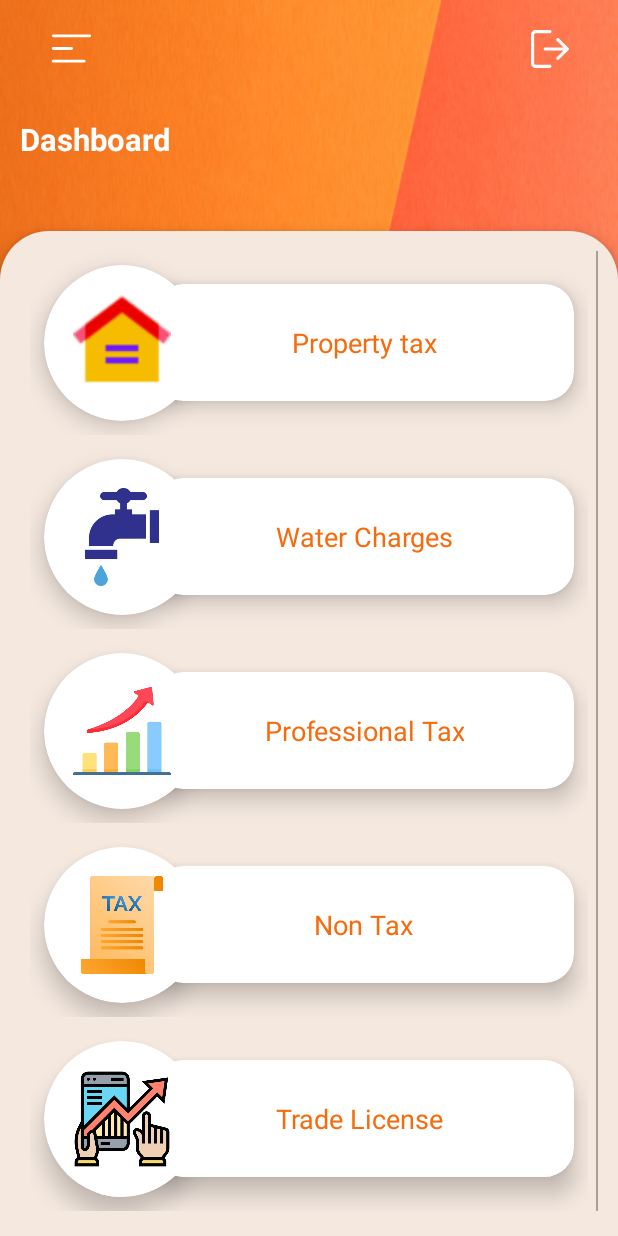
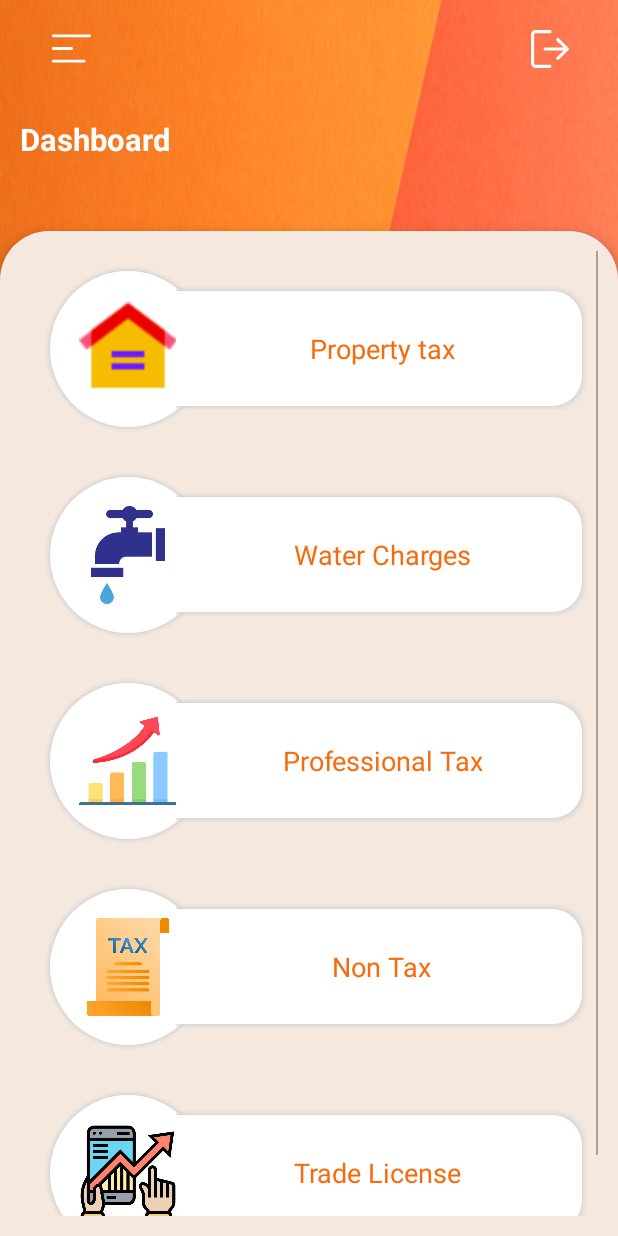
Before and after one commit to TNRDANDROID/TaxCollection, an Android app: the DashboardActivity screen opened directly, with no data from a screen before it, on a phone screen of 412 x 824 dp. Run offline under Robolectric (Android 15) with nearby library versions, the phone set to English and light mode, and no system bars; our stand-ins replace sdp/ssp sizes.

Commit message:
dash board  design changes

```diff
--- a/app/src/main/java/com/nic/taxcollection/Adapter/TaxCollectionAdapter.java
+++ b/app/src/main/java/com/nic/taxcollection/Adapter/TaxCollectionAdapter.java
@@ -72,13 +72,13 @@ public class TaxCollectionAdapter extends RecyclerView.Adapter<TaxCollectionAdap
     class SummaryViewHolder extends RecyclerView.ViewHolder {
         TextView name;
         ImageView tax_img;
-        RelativeLayout tax_layout;
+        //RelativeLayout tax_layout;
 
         SummaryViewHolder(View view) {
             super(view);
             name=(TextView)view.findViewById(R.id.taxName);
             tax_img=(ImageView)view.findViewById(R.id.tax_img);
-            tax_layout=(RelativeLayout)view.findViewById(R.id.tax_layout);
+            //tax_layout=(RelativeLayout)view.findViewById(R.id.tax_layout);
 
         }
     }
--- /dev/null
+++ b/app/src/main/res/drawable/corner_strong_rect_bg.xml
@@ -0,0 +1,66 @@
+<?xml version="1.0" encoding="utf-8"?>
+<layer-list xmlns:android="http://schemas.android.com/apk/res/android">
+    <item>
+        <shape>
+            <padding android:bottom="1dp" android:left="0dp" android:right="1dp"
+                android:top="1dp"/>
+            <solid android:color="#00CCCCCC"/>
+            <corners android:topRightRadius="20dp"
+                android:bottomRightRadius="20dp"/>
+        </shape>
+    </item>
+    <item>
+        <shape>
+            <padding android:bottom="1dp" android:left="0dp" android:right="1dp"
+                android:top="1dp"/>
+            <solid android:color="#10CCCCCC"/>
+            <corners android:topRightRadius="20dp"
+                android:bottomRightRadius="20dp"/>
+        </shape>
+    </item>
+    <item>
+        <shape>
+            <padding android:bottom="1dp" android:left="0dp" android:right="1dp"
+                android:top="1dp"/>
+            <solid android:color="#20CCCCCC"/>
+            <corners android:topRightRadius="20dp"
+                android:bottomRightRadius="20dp"/>
+        </shape>
+    </item>
+    <item>
+        <shape>
+            <padding android:bottom="1dp" android:left="0dp" android:right="1dp"
+                android:top="1dp"/>
+            <solid android:color="#30CCCCCC"/>
+            <corners android:topRightRadius="20dp"
+                android:bottomRightRadius="20dp"/>
+        </shape>
+    </item>
+    <item>
+        <shape>
+            <padding android:bottom="1dp" android:left="0dp" android:right="1dp"
+                android:top="1dp"/>
+            <solid android:color="#30CCCCCC"/>
+            <corners android:topRightRadius="20dp"
+                android:bottomRightRadius="20dp"/>
+        </shape>
+    </item>
+    <item>
+        <shape>
+            <padding android:bottom="1dp" android:left="0dp" android:right="1dp"
+                android:top="1dp"/>
+            <solid android:color="#50CCCCCC"/>
+            <corners android:topRightRadius="20dp"
+                android:bottomRightRadius="20dp"/>
+        </shape>
+    </item>
+
+    <!-- Background -->
+    <item>
+        <shape>
+            <solid android:color="@color/white"></solid>
+            <corners android:topRightRadius="20dp"
+                android:bottomRightRadius="20dp"/>
+        </shape>
+    </item>
+</layer-list>
--- /dev/null
+++ b/app/src/main/res/drawable/cornered_border_bg_strong.xml
@@ -0,0 +1,60 @@
+<?xml version="1.0" encoding="utf-8"?>
+<layer-list xmlns:android="http://schemas.android.com/apk/res/android">
+    <item>
+        <shape android:shape="oval">
+            <padding android:bottom="1dp" android:left="1dp" android:right="1dp"
+                android:top="1dp"/>
+            <solid android:color="#00CCCCCC"/>
+            <corners android:radius="20dp"/>
+        </shape>
+    </item>
+    <item>
+        <shape android:shape="oval">
+            <padding android:bottom="1dp" android:left="1dp" android:right="1dp"
+                android:top="1dp"/>
+            <solid android:color="#10CCCCCC"/>
+            <corners android:radius="20dp"/>
+        </shape>
+    </item>
+    <item>
+        <shape android:shape="oval">
+            <padding android:bottom="1dp" android:left="1dp" android:right="1dp"
+                android:top="1dp"/>
+            <solid android:color="#20CCCCCC"/>
+            <corners android:radius="20dp"/>
+        </shape>
+    </item>
+    <item>
+        <shape android:shape="oval">
+            <padding android:bottom="1dp" android:left="1dp" android:right="1dp"
+                android:top="1dp"/>
+            <solid android:color="#30CCCCCC"/>
+            <corners android:radius="20dp"/>
+        </shape>
+    </item>
+    <item>
+        <shape android:shape="oval">
+            <padding android:bottom="1dp" android:left="1dp" android:right="1dp"
+                android:top="1dp"/>
+            <solid android:color="#30CCCCCC"/>
+            <corners android:radius="20dp"/>
+        </shape>
+    </item>
+    <item>
+        <shape android:shape="oval">
+            <padding android:bottom="1dp" android:left="1dp" android:right="1dp"
+                android:top="1dp"/>
+            <solid android:color="#50CCCCCC"/>
+            <corners android:radius="20dp"/>
+        </shape>
+    </item>
+
+    <!-- Background -->
+    <item>
+        <shape android:shape="oval">
+            <size android:width="@dimen/_80sdp" android:height="@dimen/_80sdp"/>
+           <solid android:color="@color/white"></solid>
+            <corners android:radius="20dp"/>
+        </shape>
+    </item>
+</layer-list>
--- a/app/src/main/res/layout/tax_item_view_2.xml
+++ b/app/src/main/res/layout/tax_item_view_2.xml
@@ -8,19 +8,40 @@
     android:layout_marginTop="0dp"
     android:layout_marginBottom="@dimen/_5sdp"
     xmlns:app="http://schemas.android.com/apk/res-auto">
- <androidx.cardview.widget.CardView
+    <RelativeLayout
+        android:layout_margin="@dimen/_7sdp"
+        android:layout_centerVertical="true"
+        android:id="@+id/img_layout"
+        android:layout_width="wrap_content"
+        android:layout_height="wrap_content"
+        android:background="@drawable/cornered_border_bg_strong"
+        >
+        <RelativeLayout
+            android:layout_centerInParent="true"
+            android:layout_width="wrap_content"
+            android:layout_height="wrap_content"
+            android:layout_gravity="center"
+            >
+            <ImageView
+                android:layout_width="@dimen/_50sdp"
+                android:layout_height="@dimen/_50sdp"
+                android:id="@+id/tax_img"
+                android:layout_centerInParent="true"
+                android:src="@drawable/property_tax"
+                android:layout_centerHorizontal="true"/>
+
+        </RelativeLayout>
+    </RelativeLayout>
+    <RelativeLayout
         android:layout_width="match_parent"
-    android:layout_height="@dimen/_60sdp"
+        android:layout_height="@dimen/_65sdp"
+        android:id="@+id/tax_name_layout"
         android:layout_toRightOf="@+id/img_layout"
-    android:layout_marginLeft="-40dp"
-    android:layout_marginTop="@dimen/_7sdp"
-    android:layout_marginBottom="@dimen/_7sdp"
-    android:layout_marginRight="@dimen/_7sdp"
-    app:cardCornerRadius="@dimen/_15sdp"
         android:layout_centerVertical="true"
-    app:cardElevation="@dimen/_7sdp">
-
-
+        android:layout_marginLeft="-33dp"
+        android:background="@drawable/corner_strong_rect_bg"
+        android:layout_toEndOf="@+id/img_layout"
+        android:layout_marginStart="-33dp">
         <RelativeLayout
         android:layout_width="match_parent"
         android:layout_height="match_parent"
@@ -40,36 +61,10 @@
             />
 
     </RelativeLayout>
-
-</androidx.cardview.widget.CardView>
-    <androidx.cardview.widget.CardView
-        android:layout_width="@dimen/_80sdp"
-        android:layout_height="@dimen/_80sdp"
-        android:layout_marginLeft="@dimen/_7sdp"
-        android:layout_centerVertical="true"
-        android:id="@+id/img_layout"
-        android:layout_marginTop="@dimen/_7sdp"
-        android:layout_marginBottom="@dimen/_7sdp"
-        android:layout_marginRight="@dimen/_7sdp"
-        app:cardCornerRadius="@dimen/_90sdp"
-        app:cardElevation="@dimen/_7sdp">
+    </RelativeLayout>
 
 
-        <RelativeLayout
-            android:layout_width="wrap_content"
-            android:layout_height="wrap_content"
-            android:layout_gravity="center"
-            android:layout_centerInParent="true">
-            <ImageView
-                android:layout_width="@dimen/_50sdp"
-                android:layout_height="@dimen/_50sdp"
-                android:id="@+id/tax_img"
-                android:layout_centerInParent="true"
-                android:src="@drawable/property_tax"
-                android:layout_centerHorizontal="true"/>
+
+
 
 </RelativeLayout>
-
-    </androidx.cardview.widget.CardView>
-
-</RelativeLayout>
```
Lines whose indentation alone changed are shown as unchanged.
